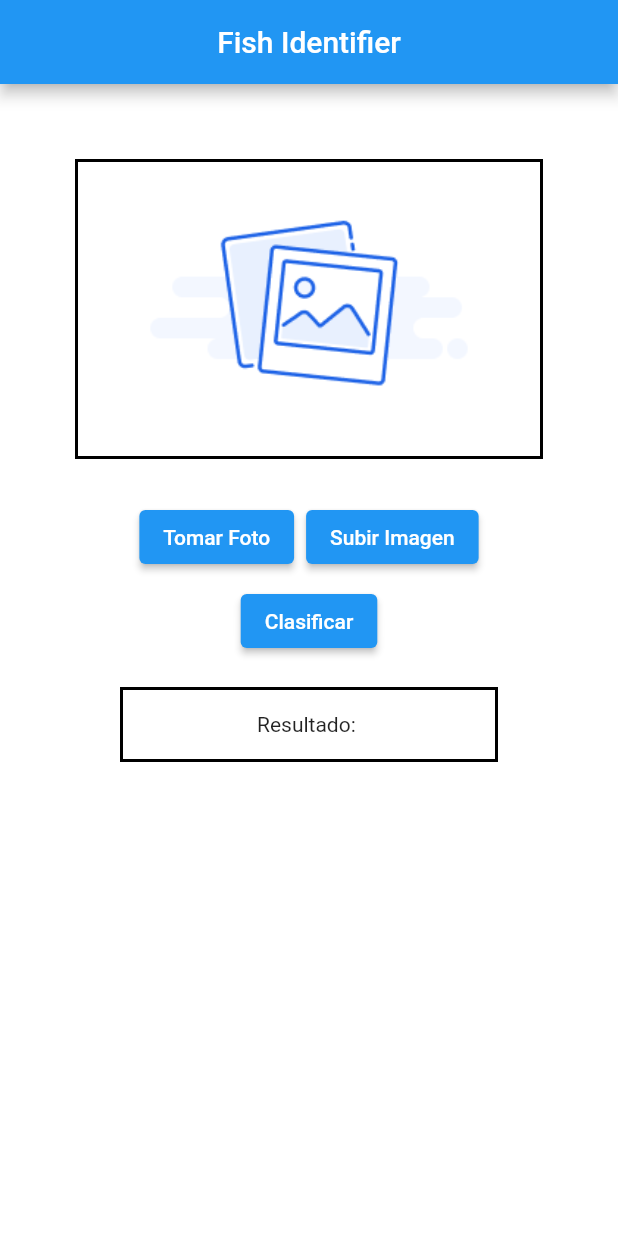
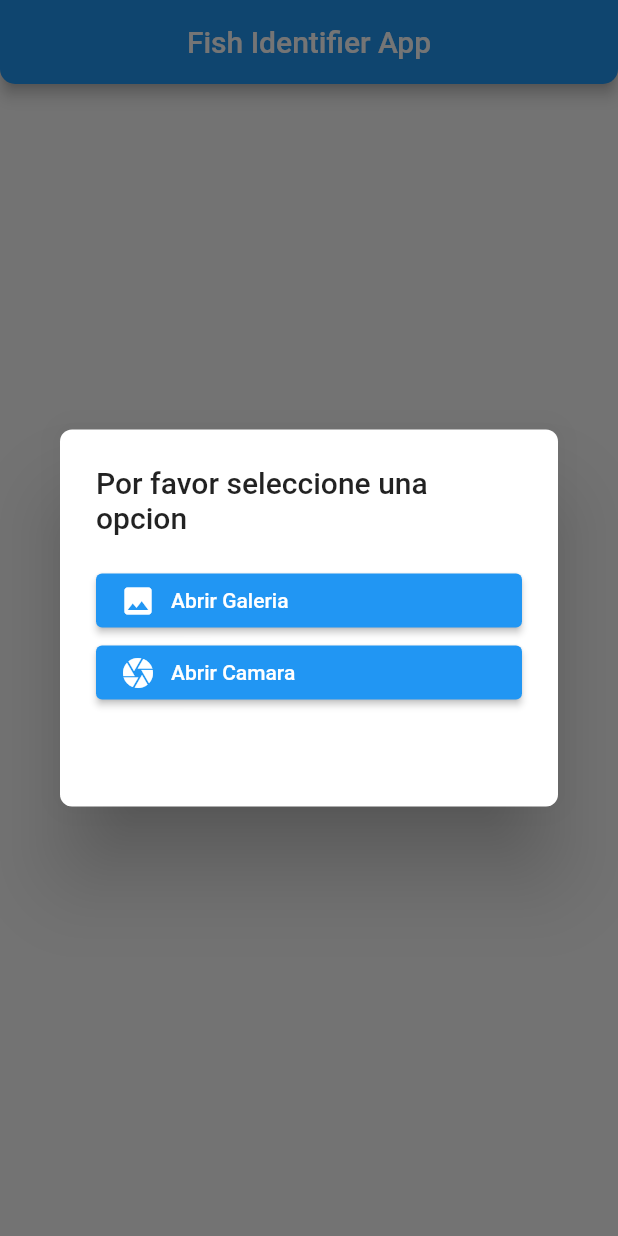
Before and after one commit to joyel124/fish_identifier, a Flutter app: the screen it shows after launch, after a tap on "Subir Imagen", on a phone screen of 412 x 824 dp. Run offline on Flutter 3.47's test engine with Material 2 defaults, Android fonts, the phone set to English and light mode, and no system bars; our stand-ins replace image_picker.

Commit message:
feat: Added ShowDialog function and Classifier Button with CircularProgress effect.

```diff
--- a/lib/main.dart
+++ b/lib/main.dart
@@ -1,132 +1,160 @@
+import 'dart:io';
 import 'package:flutter/material.dart';
 import 'package:image_picker/image_picker.dart';
-import 'package:camera/camera.dart';
 
-void main() {
-  runApp(MyApp());
+void main() => runApp(MaterialApp(
+  home: Home(),
+  debugShowCheckedModeBanner: false,
+));
+
+class Home extends StatefulWidget {
+  @override
+  _HomeState createState() => _HomeState();
 }
 
-class MyApp extends StatefulWidget {
-  MyApp({Key? key}) : super(key: key);
+class _HomeState extends State<Home> {
 
-  @override
-  State<MyApp> createState() => _MyAppState();
+  XFile? image;
+
+  final ImagePicker picker = ImagePicker();
+
+  //we can upload image from camera or from gallery based on parameter
+  Future getImage(ImageSource media) async {
+    var img = await picker.pickImage(source: media);
+
+    setState(() {
+      image = img;
+    });
   }
 
-class _MyAppState extends State<MyApp> {
-  // Variables to store the captured/uploaded image and the classification result
-  String? imageResult;
-  CameraController? cameraController;
-  List<CameraDescription>? cameras;
-  String? classificationResult;
-
-  @override
-  void initState() {
-    super.initState();
-    initializeCamera();
+  void identify() {
+    showDialog(
+        context: context,
+        builder: (BuildContext context) {
+          return AlertDialog(
+            shape:
+            RoundedRectangleBorder(borderRadius: BorderRadius.circular(8)),
+            title: Text('Clasificando...'),
+            content: Container(
+              height: MediaQuery.of(context).size.height / 10,
+              child: Column(
+                children: [
+                  SizedBox(height: 10),
+                  CircularProgressIndicator(),
+                  SizedBox(height: 10),
+                  Text('Por favor espere...'),
+                ],
+              ),
+            ),
+          );
+        });
   }
 
-  Future<void> initializeCamera() async {
-    cameras = await availableCameras();
-    cameraController = CameraController(cameras![0], ResolutionPreset.medium);
-    await cameraController!.initialize();
-  }
-
-  // Callback function for the "Tomar Foto" button
-  void capturePhoto() async {
-    if (cameraController != null && cameraController!.value.isInitialized) {
-      final picker = ImagePicker();
-      final pickedImage = await picker.pickImage(source: ImageSource.camera);
-
-      if (pickedImage != null) {
-        // The image was successfully captured
-        imageResult = pickedImage.path;
-        setState(() {});
-      } else {
-        // The user canceled or did not capture any image
-        // Handle the case accordingly
-      }
-    }
-  }
-
-  // Callback function for the "Subir Imagen" button
-  void uploadImage() async {
-    final picker = ImagePicker();
-    final pickedImage = await picker.pickImage(source: ImageSource.gallery);
-
-    if (pickedImage != null) {
-      // The image was successfully picked
-      imageResult = pickedImage.path;
-      setState(() {}); // Refresh the UI to reflect the selected image
-    } else {
-      // The user canceled or did not select any image
-      // Handle the case accordingly
-    }
-  }
-
-  // Callback function for the "Clasificar" button
-  void classifyImage() {
-    // Implement your logic to classify the image and obtain the result
-    // Assign the classification result to the 'classificationResult' variable
+  //show popup dialog
+  void myAlert() {
+    showDialog(
+        context: context,
+        builder: (BuildContext context) {
+          return AlertDialog(
+            shape:
+            RoundedRectangleBorder(borderRadius: BorderRadius.circular(8)),
+            title: Text('Por favor seleccione una opcion'),
+            content: Container(
+              height: MediaQuery.of(context).size.height / 6,
+              child: Column(
+                children: [
+                  ElevatedButton(
+                    //if user click this button, user can upload image from gallery
+                    onPressed: () {
+                      Navigator.pop(context);
+                      getImage(ImageSource.gallery);
+                    },
+                    child: Row(
+                      children: [
+                        Icon(Icons.image),
+                        SizedBox(width: 10),
+                        Text('Abrir Galeria'),
+                      ],
+                    ),
+                  ),
+                  ElevatedButton(
+                    //if user click this button. user can upload image from camera
+                    onPressed: () {
+                      Navigator.pop(context);
+                      getImage(ImageSource.camera);
+                    },
+                    child: Row(
+                      children: [
+                        Icon(Icons.camera),
+                        SizedBox(width: 10),
+                        Text('Abrir Camara'),
+                      ],
+                    ),
+                  ),
+                ],
+              ),
+            ),
+          );
+        });
   }
 
   @override
   Widget build(BuildContext context) {
-    return MaterialApp(
-      title: 'Flutter Demo',
-      home: SafeArea(
-        child: Scaffold(
+    return Scaffold(
       appBar: AppBar(
-            title: const Text("Fish Identifier"),
+        title: Text('Fish Identifier App'),
         centerTitle: true,
+        shape: RoundedRectangleBorder(
+          borderRadius: BorderRadius.vertical(
+            bottom: Radius.circular(10),
           ),
-          backgroundColor: Colors.white,
-          body: Column(
-            crossAxisAlignment: CrossAxisAlignment.center,
+        )
+      ),
+      body: Center(
+        child: Column(
+          mainAxisAlignment: MainAxisAlignment.center,
           children: [
-              Container(
-                decoration: BoxDecoration(
-                  border: Border.all(
-                    color: Colors.black,
-                    width: 2,
+            //if image not null show the image
+            //if image null show text
+            image != null
+                ? Padding(
+              padding: const EdgeInsets.symmetric(horizontal: 20),
+              child: ClipRRect(
+                borderRadius: BorderRadius.circular(8),
+                child: Image.file(
+                  //to show image, you type like this.
+                  File(image!.path),
+                  fit: BoxFit.cover,
+                  width: MediaQuery.of(context).size.width,
+                  height: 300,
                 ),
               ),
-                margin: const EdgeInsets.only(top: 50, bottom: 20, left: 50, right: 50),
-                height: 200,
-                alignment: Alignment.center,
-                child: Image.asset('assets/images/EmptyState.png'),
+            )
+                : Text(
+              "Seleccione una imagen",
+              style: TextStyle(fontSize: 20),
+            ),
+            SizedBox(
+              height: 15,
+            ),
+            ElevatedButton(
+              onPressed: () {
+                myAlert();
+              },
+              child: Text('Subir Imagen'),
             ),
             ButtonBar(
               alignment: MainAxisAlignment.center,
               children: [
                 ElevatedButton(
-                    onPressed: capturePhoto,
-                    child: const Text('Tomar Foto'),
-                  ),
-                  ElevatedButton(
-                    onPressed: uploadImage,
-                    child: const Text('Subir Imagen'),
+                  onPressed: () {
+                    identify();
+                  },
+                  child: Text('Clasificar'),
                 ),
               ],
-              ),
-              ElevatedButton(
-                onPressed: classifyImage,
-                child: const Text('Clasificar'),
-              ),
-              Container(
-                decoration: BoxDecoration(
-                  border: Border.all(
-                    color: Colors.black,
-                    width: 2,
-                  ),
-                ),
-                margin: const EdgeInsets.only(top: 20, bottom: 20, left: 80, right: 80),
-                height: 50,
-                alignment: Alignment.center,
-                child: Text("Resultado: ${classificationResult ?? ''}"),
-              ),
+            )
           ],
-          ),
         ),
       ),
     );
```
Lines whose indentation alone changed are shown as unchanged.
